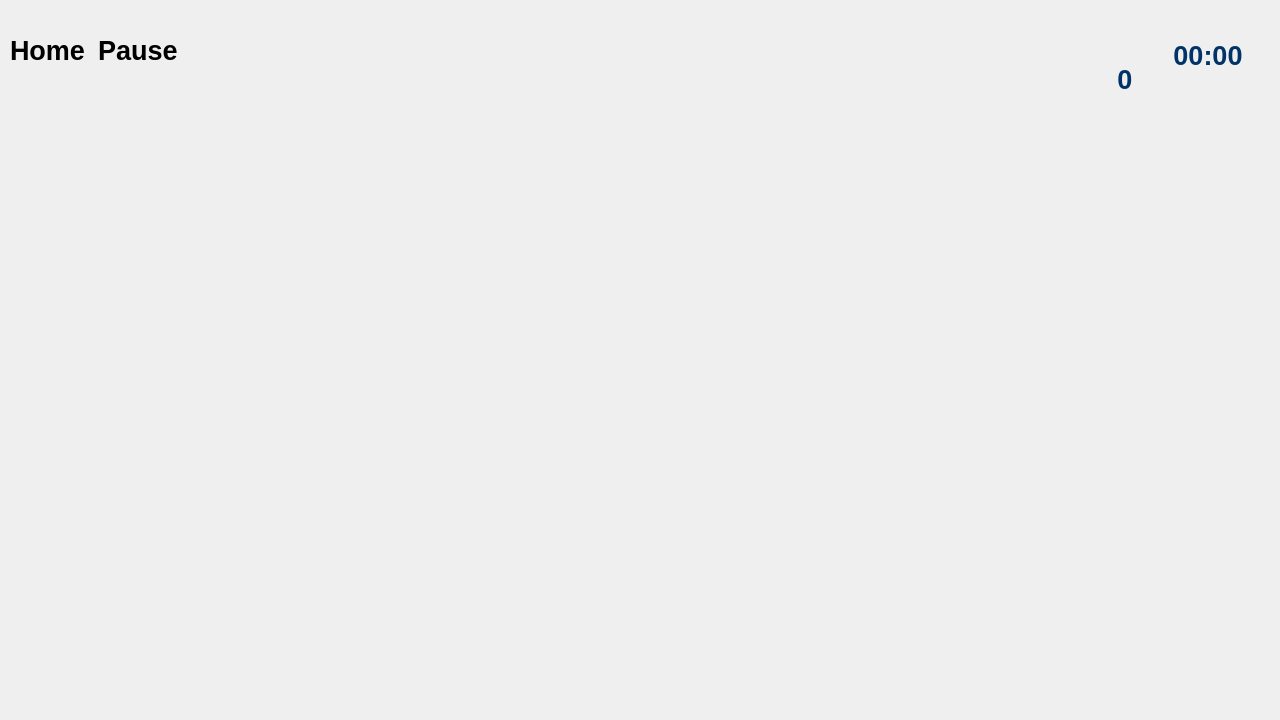
mitester/Underperforming-Students-vs-Teachers, file Underperforming-Students-vs-Teachers/gamewindow.ui: the form before one commit.
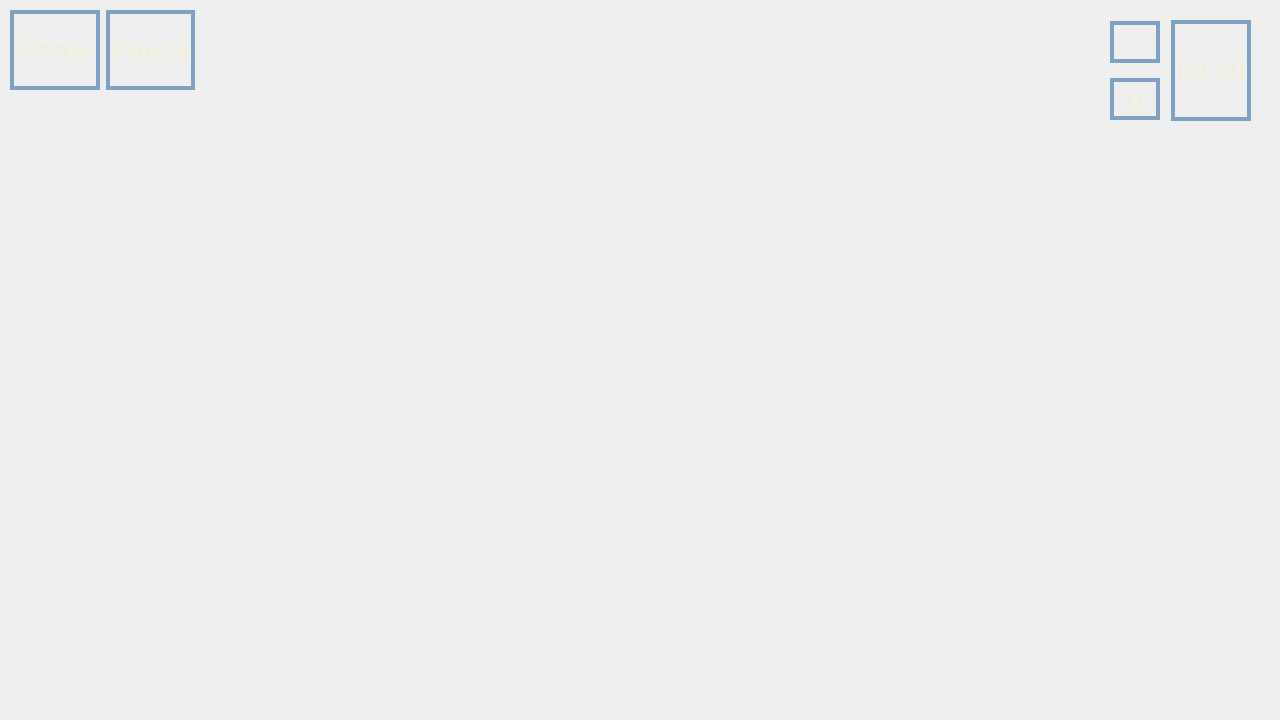
The form after the commit. Icons and pictures are not drawn. Custom widgets are drawn as their Qt base class.

Diff of the .ui file:
```diff
--- a/Underperforming-Students-vs-Teachers/gamewindow.ui
+++ b/Underperforming-Students-vs-Teachers/gamewindow.ui
@@ -14,18 +14,110 @@
    <string>MainWindow</string>
   </property>
   <widget class="QWidget" name="centralwidget">
+   <widget class="QWidget" name="horizontalLayoutWidget_2">
+    <property name="geometry">
+     <rect>
+      <x>10</x>
+      <y>10</y>
+      <width>185</width>
+      <height>80</height>
+     </rect>
+    </property>
+    <layout class="QHBoxLayout" name="horizontalLayout_2">
+     <item>
+      <widget class="ClickableLabel" name="lb_home">
+       <property name="font">
+        <font>
+         <pointsize>20</pointsize>
+         <weight>75</weight>
+         <bold>true</bold>
+        </font>
+       </property>
+       <property name="styleSheet">
+        <string notr="true">border: 4px solid #7EA1C4; color: #EEEFDD</string>
+       </property>
+       <property name="text">
+        <string>Home</string>
+       </property>
+       <property name="scaledContents">
+        <bool>true</bool>
+       </property>
+       <property name="alignment">
+        <set>Qt::AlignCenter</set>
+       </property>
+      </widget>
+     </item>
+     <item>
+      <widget class="ClickableLabel" name="lb_pause">
+       <property name="font">
+        <font>
+         <pointsize>20</pointsize>
+         <weight>75</weight>
+         <bold>true</bold>
+        </font>
+       </property>
+       <property name="styleSheet">
+        <string notr="true">border: 4px solid #7EA1C4; color: #EEEFDD</string>
+       </property>
+       <property name="text">
+        <string>Pause</string>
+       </property>
+       <property name="scaledContents">
+        <bool>true</bool>
+       </property>
+       <property name="alignment">
+        <set>Qt::AlignCenter</set>
+       </property>
+      </widget>
+     </item>
+    </layout>
+   </widget>
+   <widget class="QWidget" name="widget_right" native="true">
+    <property name="geometry">
+     <rect>
+      <x>1090</x>
+      <y>20</y>
+      <width>161</width>
+      <height>101</height>
+     </rect>
+    </property>
+    <property name="sizePolicy">
+     <sizepolicy hsizetype="Maximum" vsizetype="Maximum">
+      <horstretch>0</horstretch>
+      <verstretch>0</verstretch>
+     </sizepolicy>
+    </property>
    <widget class="QWidget" name="horizontalLayoutWidget">
     <property name="geometry">
      <rect>
-      <x>1100</x>
-      <y>10</y>
-      <width>160</width>
-      <height>91</height>
+       <x>0</x>
+       <y>0</y>
+       <width>161</width>
+       <height>101</height>
      </rect>
     </property>
     <layout class="QHBoxLayout" name="horizontalLayout">
+      <property name="spacing">
+       <number>0</number>
+      </property>
+      <property name="sizeConstraint">
+       <enum>QLayout::SetNoConstraint</enum>
+      </property>
      <item>
+       <widget class="QWidget" name="widget_redbull" native="true">
+        <widget class="QWidget" name="">
+         <property name="geometry">
+          <rect>
+           <x>20</x>
+           <y>0</y>
+           <width>52</width>
+           <height>101</height>
+          </rect>
+         </property>
       <layout class="QVBoxLayout" name="verticalLayout">
+          <property name="spacing">
+           <number>14</number>
+          </property>
        <item>
         <widget class="QLabel" name="lb_redbull_pic">
          <property name="minimumSize">
@@ -40,6 +132,9 @@
            <height>42</height>
           </size>
          </property>
+            <property name="styleSheet">
+             <string>border: 4px solid #7EA1C4; color: #EEEFDD</string>
+            </property>
          <property name="text">
           <string/>
          </property>
@@ -49,6 +144,9 @@
          <property name="scaledContents">
           <bool>true</bool>
          </property>
+            <property name="alignment">
+             <set>Qt::AlignCenter</set>
+            </property>
         </widget>
        </item>
        <item>
@@ -68,7 +166,7 @@
           </font>
          </property>
          <property name="styleSheet">
-          <string notr="true">color:#003367</string>
+             <string notr="true">border: 4px solid #7EA1C4; color: #EEEFDD</string>
          </property>
          <property name="text">
           <string>0</string>
@@ -79,6 +177,10 @@
         </widget>
        </item>
       </layout>
+         <zorder>lb_redbull_num</zorder>
+         <zorder>lb_redbull_pic</zorder>
+        </widget>
+       </widget>
      </item>
      <item>
       <widget class="QLabel" name="lb_time_count">
@@ -91,7 +193,7 @@
         </font>
        </property>
        <property name="styleSheet">
-        <string notr="true">color:#003367</string>
+         <string notr="true">border: 4px solid #7EA1C4; color: #EEEFDD</string>
        </property>
        <property name="text">
         <string>00:00</string>
@@ -103,45 +205,6 @@
      </item>
     </layout>
    </widget>
-   <widget class="QWidget" name="horizontalLayoutWidget_2">
-    <property name="geometry">
-     <rect>
-      <x>10</x>
-      <y>10</y>
-      <width>169</width>
-      <height>80</height>
-     </rect>
-    </property>
-    <layout class="QHBoxLayout" name="horizontalLayout_2">
-     <item>
-      <widget class="ClickableLabel" name="lb_home">
-       <property name="font">
-        <font>
-         <pointsize>20</pointsize>
-         <weight>75</weight>
-         <bold>true</bold>
-        </font>
-       </property>
-       <property name="text">
-        <string>Home</string>
-       </property>
-      </widget>
-     </item>
-     <item>
-      <widget class="ClickableLabel" name="lb_pause">
-       <property name="font">
-        <font>
-         <pointsize>20</pointsize>
-         <weight>75</weight>
-         <bold>true</bold>
-        </font>
-       </property>
-       <property name="text">
-        <string>Pause</string>
-       </property>
-      </widget>
-     </item>
-    </layout>
    </widget>
   </widget>
  </widget>
```
Lines whose indentation alone changed are shown as unchanged.
